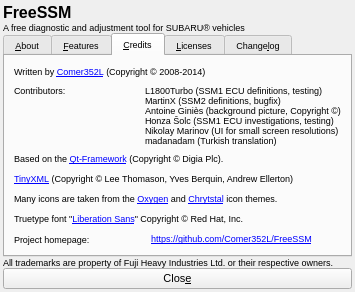
This is ui/small/About.ui in Comer352L/FreeSSM as Qt 5 draws it before an edit. The edited form follows.
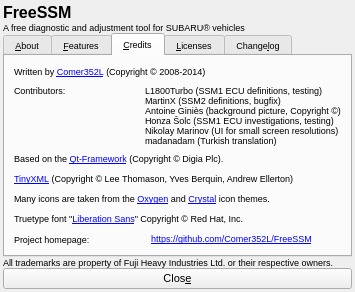
This is the edited form. The open tabs and pages were chosen to show the change.

Commit message: Corrected "Chrystal" sentence in small/About.ui

```diff
--- a/ui/small/About.ui
+++ b/ui/small/About.ui
@@ -738,7 +738,7 @@
           </font>
          </property>
          <property name="text">
-          <string>Many icons are taken from the &lt;a href=&quot;http://web.archive.org/web/20120914230906/http://www.oxygen-icons.org/&quot;&gt;Oxygen&lt;/a&gt; and &lt;a href=&quot;http://web.archive.org/web/20121010063705/http://everaldo.com/crystal/&quot;&gt;Chrytstal&lt;/a&gt; icon themes.</string>
+          <string>Many icons are taken from the &lt;a href=&quot;http://web.archive.org/web/20120914230906/http://www.oxygen-icons.org/&quot;&gt;Oxygen&lt;/a&gt; and &lt;a href=&quot;http://web.archive.org/web/20121010063705/http://everaldo.com/crystal/&quot;&gt;Crystal&lt;/a&gt; icon themes.</string>
          </property>
          <property name="openExternalLinks">
           <bool>true</bool>
```
